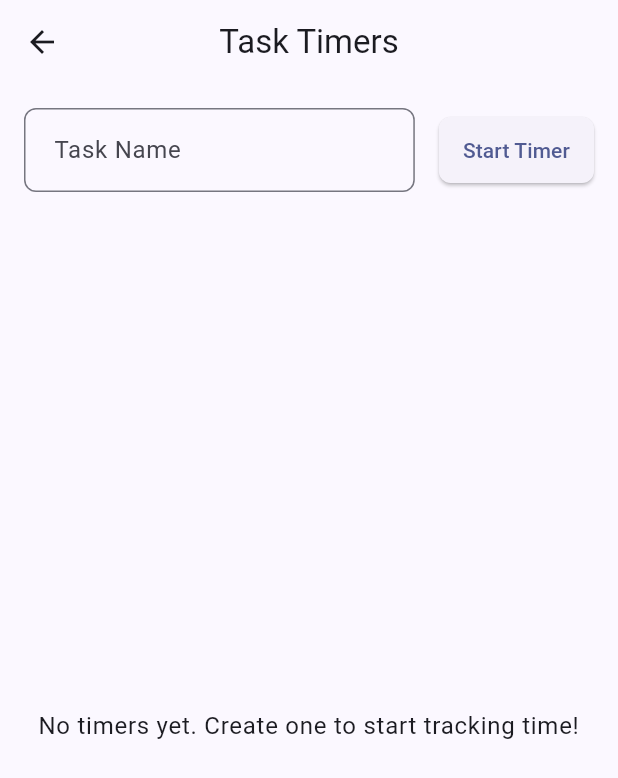
After one commit to mitchell-wallace/Chronii, a Flutter app: the TimerScreen screen opened directly, on a phone screen of 412 x 824 dp. The commit adds this screen. Shown: the top 778 px of the screen. Run offline on Flutter 3.47's test engine with Material 3 defaults, Android fonts, the phone set to English and light mode, and no system bars; our stand-ins replace shared_preferences; accounts and stored records are empty.

Commit message:
Added timers screen

```diff
--- /dev/null
+++ b/lib/screens/timer_screen.dart
@@ -0,0 +1,396 @@
+import 'package:flutter/material.dart';
+import 'dart:async';
+import 'dart:convert';
+import 'package:shared_preferences/shared_preferences.dart';
+
+class TimerScreen extends StatefulWidget {
+  const TimerScreen({super.key});
+
+  @override
+  State<TimerScreen> createState() => _TimerScreenState();
+}
+
+class _TimerScreenState extends State<TimerScreen> {
+  // Timer model list
+  final List<TaskTimer> _timers = [];
+  // Selected timer IDs
+  final Set<String> _selectedTimerIds = {};
+  // Controller for new timer name input
+  final TextEditingController _timerNameController = TextEditingController();
+  // Timer for updating UI every second
+  Timer? _uiUpdateTimer;
+
+  @override
+  void initState() {
+    super.initState();
+    // Load saved timers
+    _loadTimers();
+
+    // Start a timer to update the UI every second
+    _uiUpdateTimer = Timer.periodic(const Duration(seconds: 1), (_) {
+      if (mounted) {
+        setState(() {
+          // This will trigger a rebuild to update the displayed durations
+        });
+      }
+    });
+  }
+
+  @override
+  void dispose() {
+    _uiUpdateTimer?.cancel();
+    _timerNameController.dispose();
+    super.dispose();
+  }
+
+  // Load timers from SharedPreferences
+  Future<void> _loadTimers() async {
+    try {
+      final prefs = await SharedPreferences.getInstance();
+      final timersJson = prefs.getString('timers');
+
+      if (timersJson != null) {
+        final List<dynamic> decoded = jsonDecode(timersJson);
+        setState(() {
+          _timers.clear();
+          _timers.addAll(decoded.map((timerMap) => TaskTimer.fromJson(timerMap)));
+        });
+      }
+    } catch (e) {
+      debugPrint('Error loading timers: $e');
+    }
+  }
+
+  // Save timers to SharedPreferences
+  Future<void> _saveTimers() async {
+    try {
+      final prefs = await SharedPreferences.getInstance();
+      final timersJson = jsonEncode(_timers.map((timer) => timer.toJson()).toList());
+      await prefs.setString('timers', timersJson);
+    } catch (e) {
+      debugPrint('Error saving timers: $e');
+    }
+  }
+
+  // Calculate total duration of selected timers
+  Duration get _totalSelectedDuration {
+    final now = DateTime.now();
+    return _timers
+        .where((timer) => _selectedTimerIds.contains(timer.id))
+        .fold(Duration.zero, (previous, timer) {
+      return previous + timer.getDuration(now);
+    });
+  }
+
+  // Create a new timer
+  void _createTimer(String name) {
+    if (name.trim().isEmpty) return;
+
+    setState(() {
+      _timers.add(TaskTimer(
+        name: name.trim(),
+        startTime: DateTime.now(),
+      ));
+    });
+    _timerNameController.clear();
+    _saveTimers();
+  }
+
+  // Toggle timer running state
+  void _toggleTimer(TaskTimer timer) {
+    setState(() {
+      if (timer.isRunning) {
+        // Stop the timer
+        timer.endTime = DateTime.now();
+      } else {
+        // Create a new timer with the same name
+        _timers.add(TaskTimer(
+          name: timer.name,
+          startTime: DateTime.now(),
+        ));
+      }
+    });
+    _saveTimers();
+  }
+
+  // Toggle timer selection
+  void _toggleTimerSelection(String timerId) {
+    setState(() {
+      if (_selectedTimerIds.contains(timerId)) {
+        _selectedTimerIds.remove(timerId);
+      } else {
+        _selectedTimerIds.add(timerId);
+      }
+    });
+  }
+
+  // Delete timer
+  void _deleteTimer(String timerId) {
+    setState(() {
+      _timers.removeWhere((timer) => timer.id == timerId);
+      _selectedTimerIds.remove(timerId);
+    });
+    _saveTimers();
+  }
+
+  @override
+  Widget build(BuildContext context) {
+    final theme = Theme.of(context);
+
+    return Scaffold(
+      appBar: AppBar(
+        title: const Text('Task Timers'),
+      ),
+      body: Column(
+        children: [
+          // New timer input form
+          Padding(
+            padding: const EdgeInsets.all(16.0),
+            child: Row(
+              children: [
+                Expanded(
+                  child: TextField(
+                    controller: _timerNameController,
+                    decoration: const InputDecoration(
+                      labelText: 'Task Name',
+                      hintText: 'Enter task name',
+                    ),
+                    onSubmitted: (value) => _createTimer(value),
+                  ),
+                ),
+                const SizedBox(width: 16),
+                ElevatedButton(
+                  onPressed: () => _createTimer(_timerNameController.text),
+                  child: const Text('Start Timer'),
+                ),
+              ],
+            ),
+          ),
+
+          // Timer list
+          Expanded(
+            child: _timers.isEmpty
+                ? Center(
+                    child: Text(
+                      'No timers yet. Create one to start tracking time!',
+                      style: theme.textTheme.bodyLarge,
+                      textAlign: TextAlign.center,
+                    ),
+                  )
+                : ListView.builder(
+                    itemCount: _timers.length,
+                    itemBuilder: (context, index) {
+                      final timer = _timers[_timers.length - 1 - index]; // Show newest first
+                      final now = DateTime.now();
+
+                      return TimerCard(
+                        timer: timer,
+                        isSelected: _selectedTimerIds.contains(timer.id),
+                        onToggle: () => _toggleTimer(timer),
+                        onSelect: () => _toggleTimerSelection(timer.id),
+                        onDelete: () => _deleteTimer(timer.id),
+                        currentTime: now,
+                      );
+                    },
+                  ),
+          ),
+
+          // Selected timers summary
+          if (_selectedTimerIds.isNotEmpty)
+            Container(
+              color: theme.colorScheme.primaryContainer,
+              padding: const EdgeInsets.symmetric(vertical: 16, horizontal: 16),
+              child: Row(
+                children: [
+                  Text(
+                    'Selected: ${_selectedTimerIds.length} ${_selectedTimerIds.length == 1 ? 'timer' : 'timers'}',
+                    style: theme.textTheme.titleMedium,
+                  ),
+                  const Spacer(),
+                  Text(
+                    'Total: ${_formatDuration(_totalSelectedDuration)}',
+                    style: theme.textTheme.titleMedium?.copyWith(
+                      fontWeight: FontWeight.bold,
+                    ),
+                  ),
+                ],
+              ),
+            ),
+        ],
+      ),
+    );
+  }
+
+  // Format duration for display
+  String _formatDuration(Duration duration) {
+    String twoDigits(int n) => n.toString().padLeft(2, '0');
+    final hours = twoDigits(duration.inHours);
+    final minutes = twoDigits(duration.inMinutes.remainder(60));
+    final seconds = twoDigits(duration.inSeconds.remainder(60));
+    return '$hours:$minutes:$seconds';
+  }
+}
+
+// Timer card widget to display a single timer
+class TimerCard extends StatelessWidget {
+  final TaskTimer timer;
+  final bool isSelected;
+  final VoidCallback onToggle;
+  final VoidCallback onSelect;
+  final VoidCallback onDelete;
+  final DateTime currentTime;
+
+  const TimerCard({
+    super.key,
+    required this.timer,
+    required this.isSelected,
+    required this.onToggle,
+    required this.onSelect,
+    required this.onDelete,
+    required this.currentTime,
+  });
+
+  @override
+  Widget build(BuildContext context) {
+    final theme = Theme.of(context);
+    final duration = timer.getDuration(currentTime);
+
+    return Dismissible(
+      key: Key(timer.id),
+      background: Container(
+        color: Colors.red,
+        alignment: Alignment.centerRight,
+        padding: const EdgeInsets.only(right: 16.0),
+        child: const Icon(
+          Icons.delete,
+          color: Colors.white,
+        ),
+      ),
+      direction: DismissDirection.endToStart,
+      onDismissed: (_) => onDelete(),
+      child: Card(
+        margin: const EdgeInsets.symmetric(horizontal: 16, vertical: 8),
+        color: isSelected ? theme.colorScheme.primaryContainer.withOpacity(0.3) : null,
+        child: InkWell(
+          onTap: onSelect,
+          child: Padding(
+            padding: const EdgeInsets.all(16.0),
+            child: Row(
+              children: [
+                // Selection indicator
+                Icon(
+                  isSelected ? Icons.check_circle : Icons.circle_outlined,
+                  color: isSelected ? theme.colorScheme.primary : theme.disabledColor,
+                ),
+
+                const SizedBox(width: 16),
+
+                // Timer info
+                Expanded(
+                  child: Column(
+                    crossAxisAlignment: CrossAxisAlignment.start,
+                    children: [
+                      Text(
+                        timer.name,
+                        style: theme.textTheme.titleMedium,
+                        overflow: TextOverflow.ellipsis,
+                      ),
+                      const SizedBox(height: 4),
+                      Text(
+                        _formatTimePeriod(timer, currentTime),
+                        style: theme.textTheme.bodySmall,
+                      ),
+                      const SizedBox(height: 8),
+                      Text(
+                        _formatDuration(duration),
+                        style: theme.textTheme.titleLarge?.copyWith(
+                          fontFamily: 'monospace',
+                          fontWeight: FontWeight.bold,
+                        ),
+                      ),
+                    ],
+                  ),
+                ),
+
+                // Start/stop button
+                IconButton(
+                  icon: Icon(
+                    timer.isRunning ? Icons.stop_circle : Icons.play_circle,
+                    color: timer.isRunning ? Colors.red : Colors.green,
+                    size: 40,
+                  ),
+                  onPressed: onToggle,
+                ),
+              ],
+            ),
+          ),
+        ),
+      ),
+    );
+  }
+
+  // Format time period display
+  String _formatTimePeriod(TaskTimer timer, DateTime currentTime) {
+    final startTime = _formatDateTime(timer.startTime);
+    if (timer.isRunning) {
+      return 'Started: $startTime';
+    } else {
+      final endTime = _formatDateTime(timer.endTime!);
+      return 'Period: $startTime - $endTime';
+    }
+  }
+
+  // Format date time for display
+  String _formatDateTime(DateTime dateTime) {
+    return '${dateTime.hour.toString().padLeft(2, '0')}:${dateTime.minute.toString().padLeft(2, '0')}:${dateTime.second.toString().padLeft(2, '0')}';
+  }
+
+  // Format duration for display
+  String _formatDuration(Duration duration) {
+    String twoDigits(int n) => n.toString().padLeft(2, '0');
+    final hours = twoDigits(duration.inHours);
+    final minutes = twoDigits(duration.inMinutes.remainder(60));
+    final seconds = twoDigits(duration.inSeconds.remainder(60));
+    return '$hours:$minutes:$seconds';
+  }
+}
+
+// Timer model
+class TaskTimer {
+  final String id;
+  final String name;
+  final DateTime startTime;
+  DateTime? endTime;
+
+  TaskTimer({
+    required this.name,
+    required this.startTime,
+    this.endTime,
+    String? id,
+  }) : id = id ?? DateTime.now().millisecondsSinceEpoch.toString();
+
+  // Check if timer is running
+  bool get isRunning => endTime == null;
+
+  // Get current duration
+  Duration getDuration(DateTime currentTime) {
+    final end = endTime ?? currentTime;
+    return end.difference(startTime);
+  }
+
+  // Convert to JSON
+  Map<String, dynamic> toJson() => {
+    'id': id,
+    'name': name,
+    'startTime': startTime.toIso8601String(),
+    'endTime': endTime?.toIso8601String(),
+  };
+
+  // Create from JSON
+  factory TaskTimer.fromJson(Map<String, dynamic> json) => TaskTimer(
+    id: json['id'],
+    name: json['name'],
+    startTime: DateTime.parse(json['startTime']),
+    endTime: json['endTime'] != null ? DateTime.parse(json['endTime']) : null,
+  );
+}
--- a/pubspec.yaml
+++ b/pubspec.yaml
@@ -34,6 +34,7 @@ dependencies:
   # The following adds the Cupertino Icons font to your application.
   # Use with the CupertinoIcons class for iOS style icons.
   cupertino_icons: ^1.0.8
+  shared_preferences: ^2.2.2
 
 dev_dependencies:
   flutter_test:
```
Also changed, not shown: lib/screens/home_page.dart (+16 -1 lines), pubspec.lock, 1 other file.
